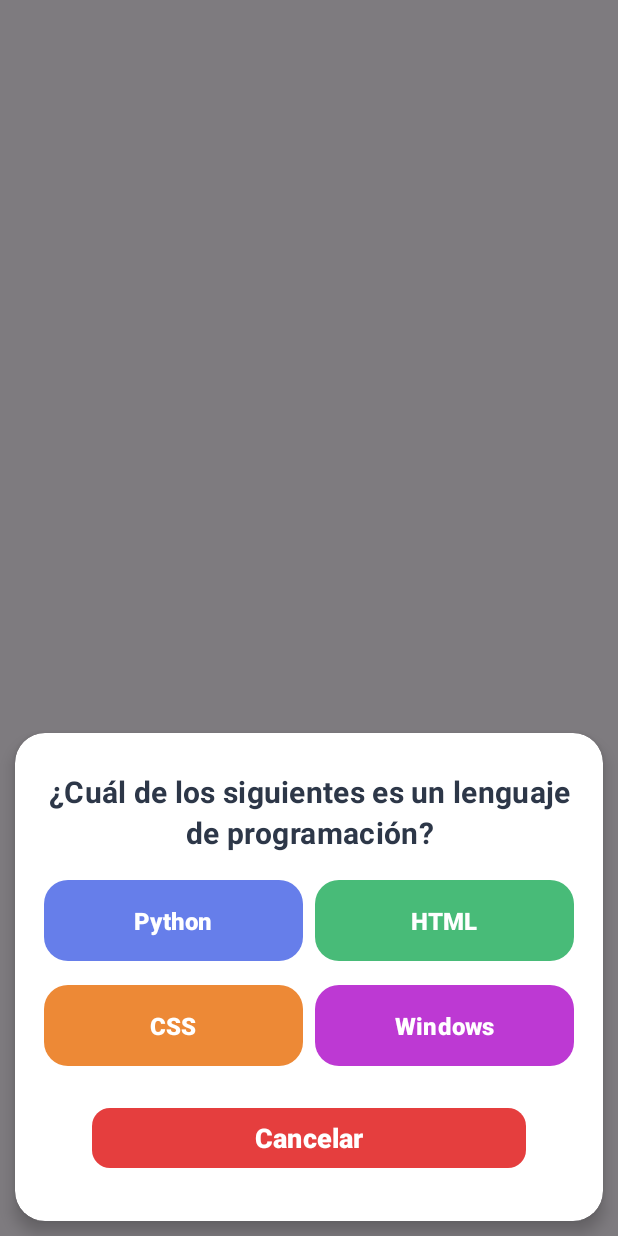
After one commit to ianhernandez14/BrainChis, an Android app: the layout activity_layout_preguntas.xml on its own in the app's theme, with its tools: preview values and no code run, on a phone screen of 412 x 824 dp. The commit adds this screen. Run offline under Robolectric (Android 15) with nearby library versions, the phone set to English and light mode, and no system bars.

```diff
--- a/app/src/main/res/layout/activity_ayuda.xml
+++ b/app/src/main/res/layout/activity_ayuda.xml
@@ -4,7 +4,7 @@
     xmlns:card_view="http://schemas.android.com/apk/res-auto"
     android:layout_width="match_parent"
     android:layout_height="match_parent"
-    android:background="#F8F9FF"
+    android:background="@drawable/patron_fondo"
     android:padding="20dp"
     android:id="@+id/main">
 
--- /dev/null
+++ b/app/src/main/res/layout/activity_layout_preguntas.xml
@@ -0,0 +1,142 @@
+<?xml version="1.0" encoding="utf-8"?>
+<!-- Overlay para mostrar preguntas durante el juego -->
+<FrameLayout xmlns:android="http://schemas.android.com/apk/res/android"
+    xmlns:app="http://schemas.android.com/apk/res-auto"
+    xmlns:card_view="http://schemas.android.com/apk/res-auto"
+    android:id="@+id/overlayPreguntas"
+    android:layout_width="match_parent"
+    android:layout_height="match_parent"
+    android:background="#80000000"
+    android:clickable="true"
+    android:focusable="true">
+
+    <!-- Contenedor principal centrado -->
+    <androidx.cardview.widget.CardView
+    android:id="@+id/cardPregunta"
+    android:layout_width="match_parent"
+    android:layout_height="wrap_content"
+    android:layout_margin="10dp"
+    android:layout_gravity="bottom"
+    card_view:cardCornerRadius="20dp"
+    card_view:cardElevation="6dp"
+    card_view:cardBackgroundColor="#FFFFFF">
+
+    <LinearLayout
+        android:layout_width="match_parent"
+        android:layout_height="wrap_content"
+        android:orientation="vertical"
+        android:padding="15dp"
+        android:gravity="center">
+
+        <!-- Texto de la pregunta -->
+        <TextView
+            android:id="@+id/txtPregunta"
+            android:layout_width="match_parent"
+            android:layout_height="wrap_content"
+            android:text="¿Cuál de los siguientes es un lenguaje de programación?"
+            android:textColor="#2D3748"
+            android:textSize="20sp"
+            android:textStyle="bold"
+            android:gravity="center"
+            android:letterSpacing="0.01"
+            android:lineSpacingExtra="4dp"
+            android:layout_marginVertical="10dp"/>
+
+        <!-- Contenedor de opciones (Grid 2x2) -->
+        <GridLayout
+            android:id="@+id/gridOpciones"
+            android:layout_width="match_parent"
+            android:layout_height="wrap_content"
+            android:columnCount="2"
+            android:rowCount="2"
+            android:alignmentMode="alignMargins"
+            android:useDefaultMargins="true">
+
+            <!-- Opción 1 -->
+            <com.google.android.material.button.MaterialButton
+                android:id="@+id/btnOpcion1"
+                android:layout_width="0dp"
+                android:layout_height="wrap_content"
+                android:layout_rowWeight="1"
+                android:layout_columnWeight="1"
+                android:text="Python"
+                android:textColor="#FFFFFF"
+                android:textStyle="bold"
+                android:textSize="16sp"
+                android:paddingVertical="16dp"
+                app:cornerRadius="16dp"
+                app:backgroundTint="#667EEA" />
+
+            <!-- Opción 2 -->
+            <com.google.android.material.button.MaterialButton
+                android:id="@+id/btnOpcion2"
+                android:layout_width="0dp"
+                android:layout_height="wrap_content"
+                android:layout_rowWeight="1"
+                android:layout_columnWeight="1"
+                android:text="HTML"
+                android:textColor="#FFFFFF"
+                android:textStyle="bold"
+                android:textSize="16sp"
+                android:paddingVertical="16dp"
+                app:cornerRadius="16dp"
+                app:backgroundTint="#48BB78" />
+
+            <!-- Opción 3 -->
+            <com.google.android.material.button.MaterialButton
+                android:id="@+id/btnOpcion3"
+                android:layout_width="0dp"
+                android:layout_height="wrap_content"
+                android:layout_rowWeight="1"
+                android:layout_columnWeight="1"
+                android:text="CSS"
+                android:textColor="#FFFFFF"
+                android:textStyle="bold"
+                android:textSize="16sp"
+                android:paddingVertical="16dp"
+                app:cornerRadius="16dp"
+                app:backgroundTint="#ED8936" />
+
+            <!-- Opción 4 -->
+            <com.google.android.material.button.MaterialButton
+                android:id="@+id/btnOpcion4"
+                android:layout_width="0dp"
+                android:layout_height="wrap_content"
+                android:layout_rowWeight="1"
+                android:layout_columnWeight="1"
+                android:text="Windows"
+                android:textColor="#FFFFFF"
+                android:textStyle="bold"
+                android:textSize="16sp"
+                android:paddingVertical="16dp"
+                app:cornerRadius="16dp"
+                app:backgroundTint="#BD39D3" />
+
+        </GridLayout>
+
+        <androidx.constraintlayout.widget.ConstraintLayout
+            android:layout_width="match_parent"
+            android:layout_height="match_parent">
+
+            <com.google.android.material.button.MaterialButton
+                android:id="@+id/btnCancelar"
+                android:layout_height="wrap_content"
+                android:layout_width="0dp"
+                android:text="@string/layout_preguntas_cancelar"
+                android:textSize="18sp"
+                android:textStyle="bold"
+                android:textColor="#FFFFFF"
+                app:backgroundTint="#E53E3E"
+                app:cornerRadius="12dp"
+                app:layout_constraintWidth_percent="0.8"
+                app:layout_constraintTop_toTopOf="parent"
+                app:layout_constraintBottom_toBottomOf="parent"
+                app:layout_constraintStart_toStartOf="parent"
+                app:layout_constraintEnd_toEndOf="parent"
+                android:layout_marginVertical="16dp"/>
+
+        </androidx.constraintlayout.widget.ConstraintLayout>
+    </LinearLayout>
+    </androidx.cardview.widget.CardView>
+
+    </FrameLayout>
--- a/app/src/main/res/layout/activity_splash.xml
+++ b/app/src/main/res/layout/activity_splash.xml
@@ -9,13 +9,13 @@
 
     <ImageView
         android:src="@drawable/logo"
-        android:contentDescription="Logo de la app"
         android:layout_width="200dp"
         android:layout_height="200dp" />
 
     <TextView
         android:text="@string/cargando"
         android:textSize="25sp"
+        android:fontFamily="sans-serif-black"
         android:layout_marginTop="20dp"
         android:layout_width="wrap_content"
         android:layout_height="wrap_content" />
--- a/app/src/main/res/values/strings.xml
+++ b/app/src/main/res/values/strings.xml
@@ -43,4 +43,6 @@
     <string name="pausa_boton_reanudar">▶ Reanudar Partida</string>
     <string name="pausa_boton_reiniciar">🔄 Reiniciar Juego</string>
     <string name="pausa_boton_menu">🏠 Menú Principal</string>
+
+    <string name="layout_preguntas_cancelar">Cancelar</string>
 </resources>
```
Also changed, not shown: app/src/main/java/com/proyectofinal/brainchis/Tablero.kt (+71 -17 lines).
